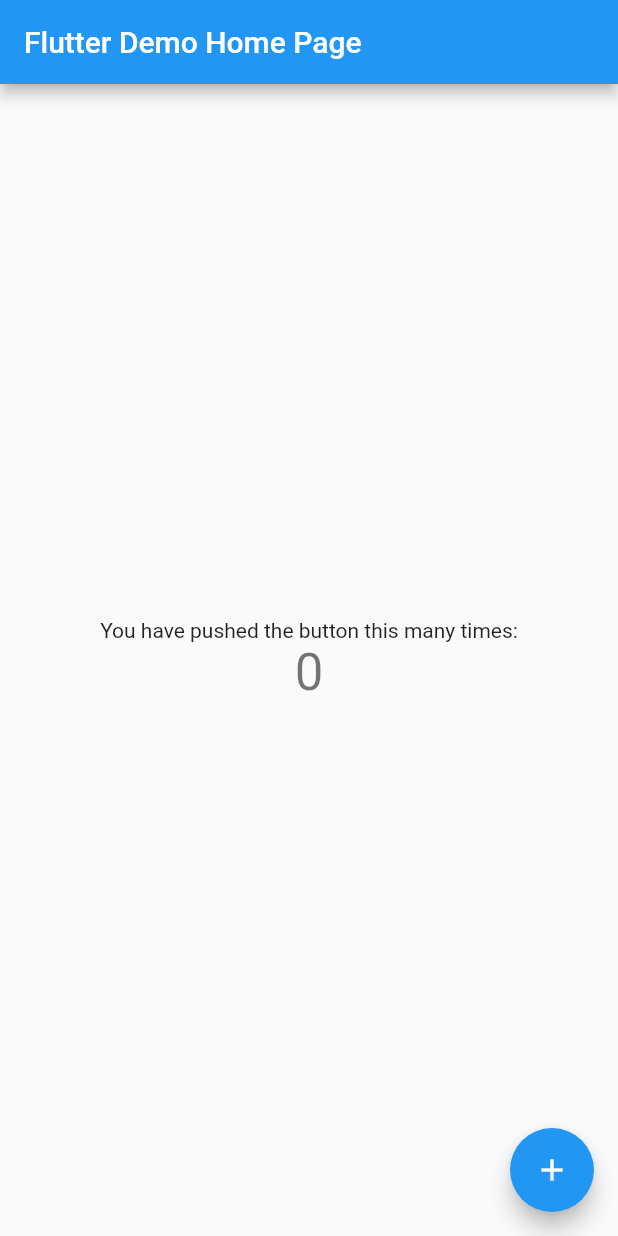
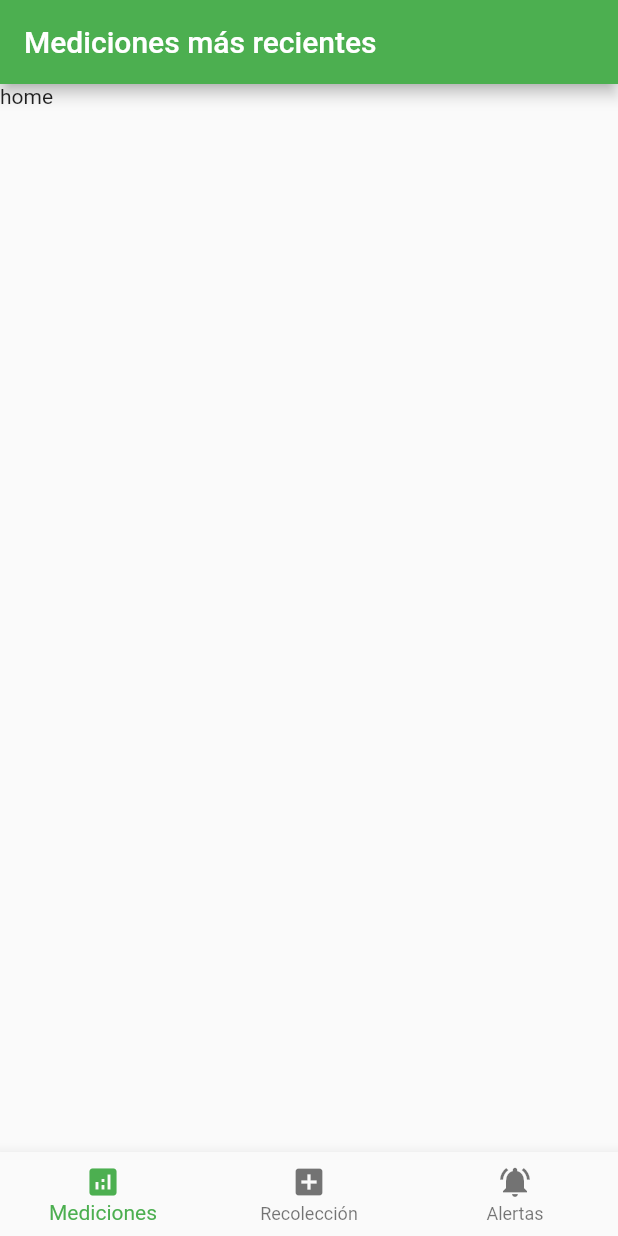
Before and after one commit to LeonelCamposM/LoraMonitor, a Flutter app: the screen it shows after launch, on a phone screen of 412 x 824 dp. Run offline on Flutter 3.47's test engine with Material 2 defaults, Android fonts, the phone set to English and light mode, and no system bars; our stand-ins replace cloud_firestore, firebase_core; accounts and stored records are empty; generated files the repository leaves out were written again.

Commit message:
add root home page

```diff
--- a/lora_monitor/lib/main.dart
+++ b/lora_monitor/lib/main.dart
@@ -2,6 +2,7 @@ import 'package:firebase_core/firebase_core.dart';
 import 'package:flutter/material.dart';
 import 'package:intl/date_symbol_data_local.dart';
 import 'package:cloud_firestore/cloud_firestore.dart';
+import 'package:lora_monitor/presentation/home.dart';
 import 'firebase_options.dart';
 
 void main() async {
@@ -13,118 +14,5 @@ void main() async {
     persistenceEnabled: true,
     cacheSizeBytes: Settings.CACHE_SIZE_UNLIMITED,
   );
-  initializeDateFormatting('es', null).then((_) => runApp(const MyApp()));
+  initializeDateFormatting('es', null).then((_) => runApp(const Home()));
 }
-
-class MyApp extends StatelessWidget {
-  const MyApp({super.key});
-
-  // This widget is the root of your application.
-  @override
-  Widget build(BuildContext context) {
-    return MaterialApp(
-      title: 'Flutter Demo',
-      theme: ThemeData(
-        // This is the theme of your application.
-        //
-        // Try running your application with "flutter run". You'll see the
-        // application has a blue toolbar. Then, without quitting the app, try
-        // changing the primarySwatch below to Colors.green and then invoke
-        // "hot reload" (press "r" in the console where you ran "flutter run",
-        // or simply save your changes to "hot reload" in a Flutter IDE).
-        // Notice that the counter didn't reset back to zero; the application
-        // is not restarted.
-        primarySwatch: Colors.blue,
-      ),
-      home: const MyHomePage(title: 'Flutter Demo Home Page'),
-    );
-  }
-}
-
-class MyHomePage extends StatefulWidget {
-  const MyHomePage({super.key, required this.title});
-
-  // This widget is the home page of your application. It is stateful, meaning
-  // that it has a State object (defined below) that contains fields that affect
-  // how it looks.
-
-  // This class is the configuration for the state. It holds the values (in this
-  // case the title) provided by the parent (in this case the App widget) and
-  // used by the build method of the State. Fields in a Widget subclass are
-  // always marked "final".
-
-  final String title;
-
-  @override
-  State<MyHomePage> createState() => _MyHomePageState();
-}
-
-class _MyHomePageState extends State<MyHomePage> {
-  int _counter = 0;
-
-  void _incrementCounter() {
-    setState(() {
-      // This call to setState tells the Flutter framework that something has
-      // changed in this State, which causes it to rerun the build method below
-      // so that the display can reflect the updated values. If we changed
-      // _counter without calling setState(), then the build method would not be
-      // called again, and so nothing would appear to happen.
-      _counter++;
-    });
-  }
-
-  @override
-  Widget build(BuildContext context) {
-    FirebaseFirestore.instance
-        .collection("notas")
-        .add({'title': "a", 'content': "b"});
-    // This method is rerun every time setState is called, for instance as done
-    // by the _incrementCounter method above.
-    //
-    // The Flutter framework has been optimized to make rerunning build methods
-    // fast, so that you can just rebuild anything that needs updating rather
-    // than having to individually change instances of widgets.
-    return Scaffold(
-      appBar: AppBar(
-        // Here we take the value from the MyHomePage object that was created by
-        // the App.build method, and use it to set our appbar title.
-        title: Text(widget.title),
-      ),
-      body: Center(
-        // Center is a layout widget. It takes a single child and positions it
-        // in the middle of the parent.
-        child: Column(
-          // Column is also a layout widget. It takes a list of children and
-          // arranges them vertically. By default, it sizes itself to fit its
-          // children horizontally, and tries to be as tall as its parent.
-          //
-          // Invoke "debug painting" (press "p" in the console, choose the
-          // "Toggle Debug Paint" action from the Flutter Inspector in Android
-          // Studio, or the "Toggle Debug Paint" command in Visual Studio Code)
-          // to see the wireframe for each widget.
-          //
-          // Column has various properties to control how it sizes itself and
-          // how it positions its children. Here we use mainAxisAlignment to
-          // center the children vertically; the main axis here is the vertical
-          // axis because Columns are vertical (the cross axis would be
-          // horizontal).
-          mainAxisAlignment: MainAxisAlignment.center,
-          children: <Widget>[
-            const Text(
-              'You have pushed the button this many times:',
-            ),
-            Text(
-              '$_counter',
-              style: Theme.of(context).textTheme.headline4,
-            ),
-          ],
-        ),
-      ),
-      floatingActionButton: FloatingActionButton(
-        onPressed: _incrementCounter,
-        tooltip: 'Increment',
-        child: const Icon(Icons.add),
-      ), // This trailing comma makes auto-formatting nicer for build methods.
-    );
-  }
-}
--- /dev/null
+++ b/lora_monitor/lib/presentation/core/size_config.dart
@@ -0,0 +1,30 @@
+import 'package:flutter/widgets.dart';
+
+//resizing class
+class SizeConfig {
+  static MediaQueryData _mediaQueryData = _mediaQueryData;
+  static double screenWidth = 0;
+  static double screenHeight = 0;
+  static double blockSizeHorizontal = 0;
+  static double blockSizeVertical = 0;
+
+  static double _safeAreaHorizontal = 0;
+  static double _safeAreaVertical = 0;
+  static double safeBlockHorizontal = 0;
+  static double safeBlockVertical = 0;
+
+  void init(BuildContext context) {
+    _mediaQueryData = MediaQuery.of(context);
+    screenWidth = _mediaQueryData.size.width;
+    screenHeight = _mediaQueryData.size.height;
+    blockSizeHorizontal = screenWidth / 100;
+    blockSizeVertical = screenHeight / 100;
+
+    _safeAreaHorizontal =
+        _mediaQueryData.padding.left + _mediaQueryData.padding.right;
+    _safeAreaVertical =
+        _mediaQueryData.padding.top + _mediaQueryData.padding.bottom;
+    safeBlockHorizontal = (screenWidth - _safeAreaHorizontal) / 100;
+    safeBlockVertical = (screenHeight - _safeAreaVertical) / 100;
+  }
+}
--- /dev/null
+++ b/lora_monitor/lib/presentation/home.dart
@@ -0,0 +1,103 @@
+import 'package:flutter/material.dart';
+import 'core/size_config.dart';
+
+enum NavigationState {
+  home,
+  measures,
+  settings,
+}
+
+class Home extends StatelessWidget {
+  const Home({Key? key}) : super(key: key);
+
+  @override
+  Widget build(BuildContext context) {
+    return MaterialApp(
+      localizationsDelegates: const [
+        DefaultMaterialLocalizations.delegate,
+        DefaultWidgetsLocalizations.delegate,
+      ],
+      supportedLocales: const [
+        Locale('en', 'US'),
+        Locale('es', 'ES'),
+      ],
+      title: 'PlantMonitor',
+      debugShowCheckedModeBanner: false,
+      theme: ThemeData(
+        primarySwatch: Colors.green,
+      ),
+      home: MyHomePage(),
+    );
+  }
+}
+
+// ignore: must_be_immutable
+class MyHomePage extends StatefulWidget {
+  MyHomePage({
+    super.key,
+  });
+  String title = "";
+
+  @override
+  State<MyHomePage> createState() => MyHomePageState();
+}
+
+class MyHomePageState extends State<MyHomePage> {
+  NavigationState navState = NavigationState.home;
+
+  @override
+  void initState() {
+    super.initState();
+  }
+
+  void changeTitle(String title) {
+    setState(() {
+      widget.title = title;
+    });
+  }
+
+  @override
+  Widget build(BuildContext context) {
+    SizeConfig().init(context);
+    Widget currentPage = Text("home");
+
+    switch (navState) {
+      case NavigationState.home:
+        changeTitle("Mediciones más recientes");
+        //currentPage = const LastMeasuresStream();
+        break;
+      case NavigationState.settings:
+        changeTitle("Configuración de alertas");
+        //currentPage = const SettingsStream();
+        break;
+      case NavigationState.measures:
+        changeTitle("Recolección de datos");
+        //currentPage = const APSensorRepo();
+        break;
+    }
+
+    return Scaffold(
+      appBar: AppBar(
+        title: Text(widget.title),
+      ),
+      body: currentPage,
+      bottomNavigationBar: BottomNavigationBar(
+        type: BottomNavigationBarType.fixed,
+        currentIndex: navState.index,
+        items: const [
+          BottomNavigationBarItem(
+              icon: Icon(Icons.analytics), label: "Mediciones"),
+          BottomNavigationBarItem(
+              icon: Icon(Icons.add_box), label: "Recolección"),
+          BottomNavigationBarItem(
+              icon: Icon(Icons.notifications_active), label: "Alertas"),
+        ],
+        onTap: (pagina) {
+          setState(() {
+            navState = NavigationState.values[pagina];
+          });
+        },
+      ),
+    );
+  }
+}
```
